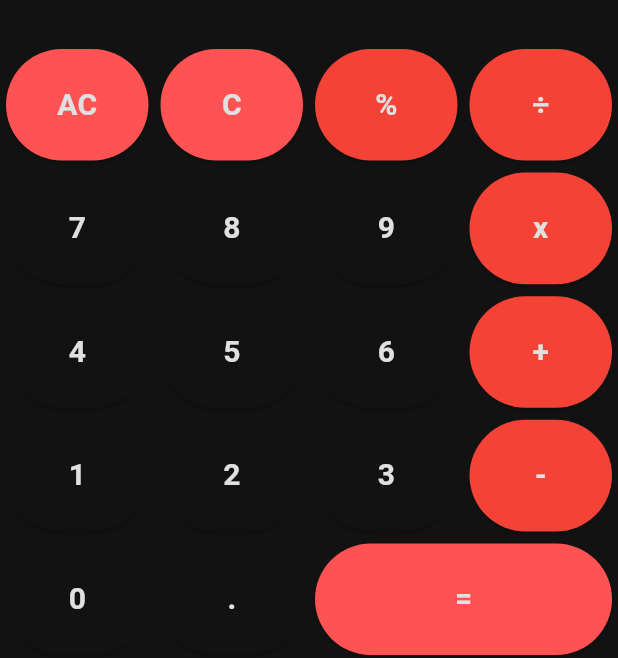
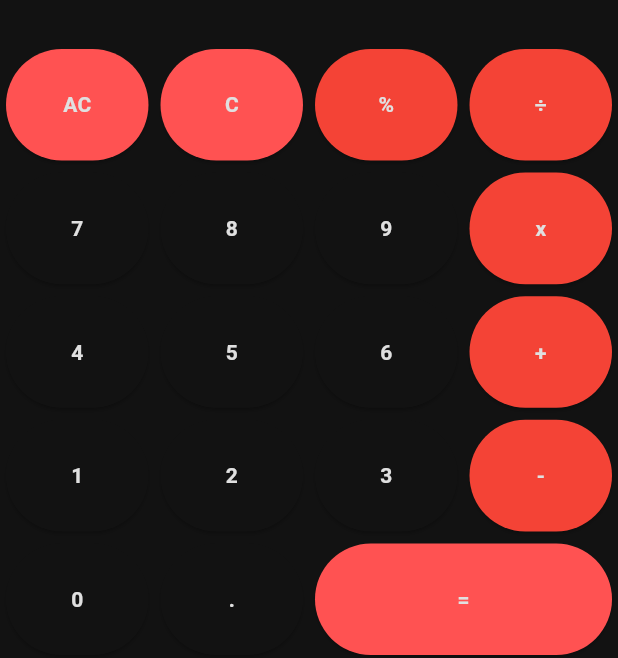
Before and after one commit to TheRealHex/minimal-calculator, a Flutter app: the screen it shows after launch, on a phone screen of 412 x 824 dp. Shown: the part 575-1233 px from the top of the screen. Run offline on Flutter 3.47's test engine with Material 3 defaults, Android fonts, the phone set to English and light mode, and no system bars.

Commit message:
few changes

```diff
--- a/lib/constants/style.dart
+++ b/lib/constants/style.dart
@@ -10,7 +10,7 @@ TextStyle outputTextStyle(BuildContext context) {
 
 TextStyle inputTextStyle(BuildContext context) {
   return Theme.of(context).textTheme.bodyMedium!.copyWith(
-        fontSize: 20,
+        fontSize: 14,
         fontWeight: FontWeight.bold,
         color: Theme.of(context).colorScheme.primary,
       );
--- a/lib/screens/home.dart
+++ b/lib/screens/home.dart
@@ -196,9 +196,11 @@ class _HomeState extends State<Home> {
                     ? Colors.red
                     : null),
         onPressed: () => onBtnTap(value),
-        child: Text(
-          value,
-          style: inputTextStyle(context),
+        child: Center(
+          child: Text(
+            value,
+            style: inputTextStyle(context),
+          ),
         ),
       ),
     );
```
